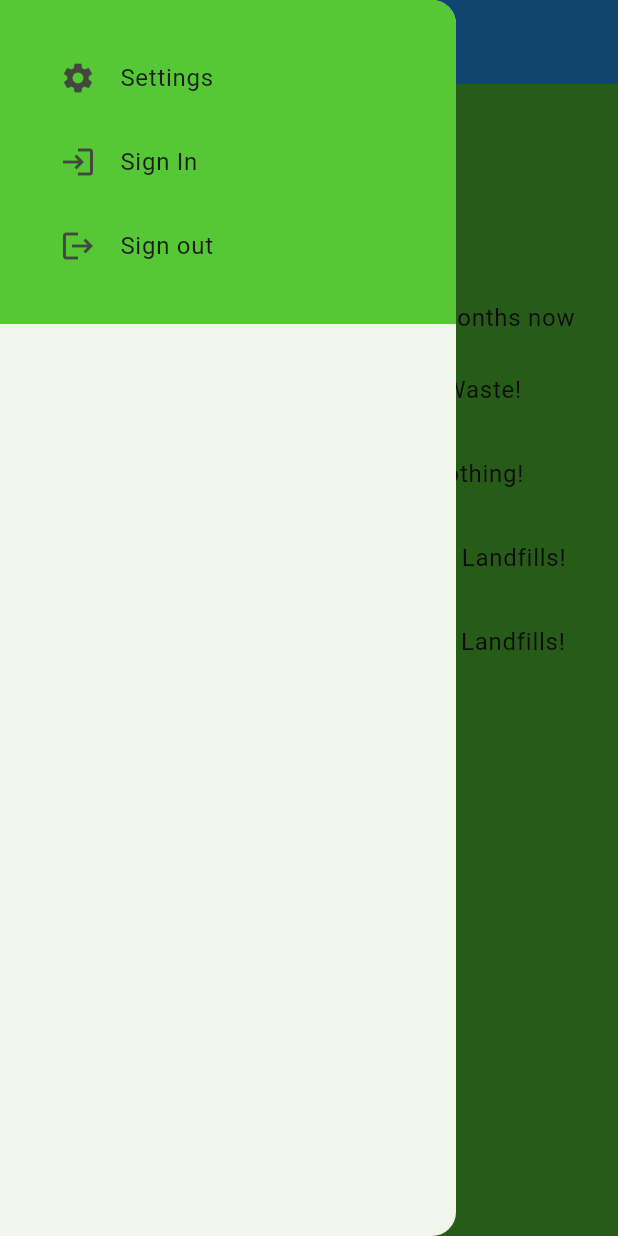
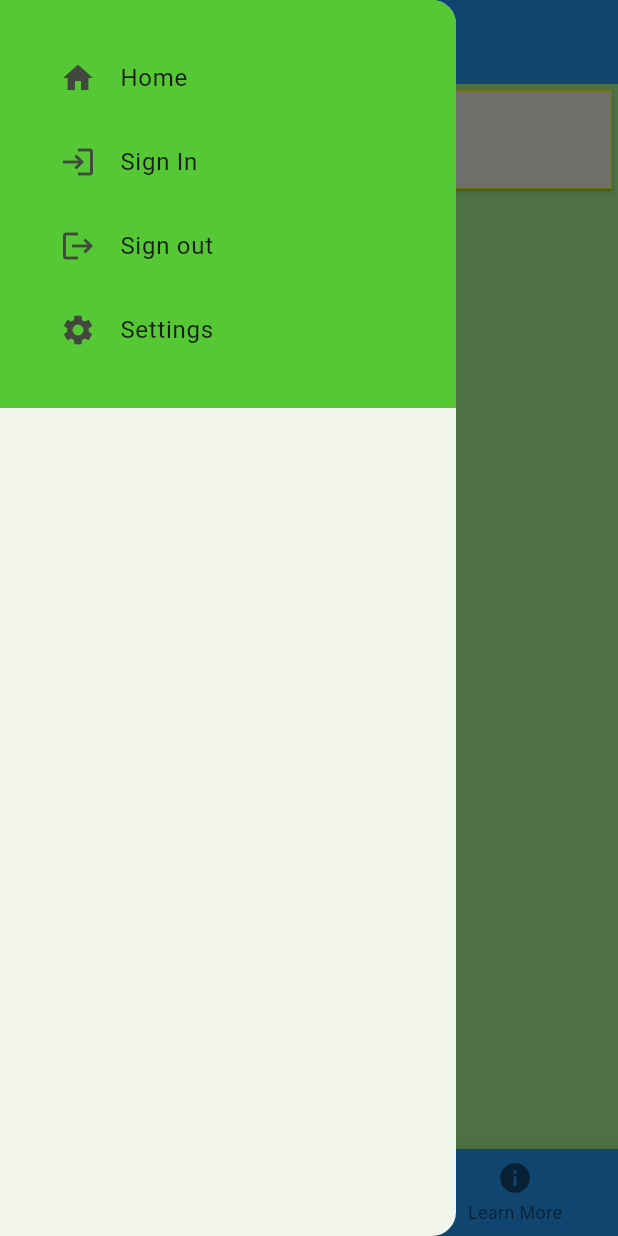
Before and after one commit to songblrd/Flutter-App, a Flutter app: the screen it shows after launch, with the side drawer open, on a phone screen of 412 x 824 dp. Run offline on Flutter 3.47's test engine with Material 3 defaults, Android fonts, the phone set to English and light mode, and no system bars.

Commit message:
Nav bar, text cards etc

```diff
--- a/lib/main.dart
+++ b/lib/main.dart
@@ -13,11 +13,11 @@ class MyApp extends StatelessWidget {
     return MaterialApp(
       title: 'MT Junk.S',
       theme: ThemeData(
-        scaffoldBackgroundColor: const Color.fromARGB(255, 86, 200, 53),
-        colorScheme: ColorScheme.fromSeed(seedColor: const Color.fromARGB(255, 86, 200, 53)),
+        scaffoldBackgroundColor: const Color.fromARGB(255, 168, 246, 147),
+        colorScheme: ColorScheme.fromSeed(seedColor: const Color.fromARGB(255, 168, 246, 147)),
         useMaterial3: true,
       ),
-      home: const MyHomePage()
+      home: const MyHomePage(),
     );
 
   }
@@ -36,31 +36,40 @@ class MyHomePage extends StatelessWidget {
           )
           ),
         drawer: const NavigationDrawer(),
-        body: const Wrap(
-            children: <Widget>[
-              ListTile(
-                title: Text('Account Name: Terri Smolders'),
+        bottomNavigationBar: BottomNavigationBar(
+          backgroundColor: Colors.blue,
+          items: const <BottomNavigationBarItem>[
+            BottomNavigationBarItem(
+              icon: Icon(Icons.map),
+              label: "Drop off Centres"
+            ),
+            BottomNavigationBarItem(
+              icon: Icon(Icons.car_rental_rounded),
+              label:"Pickups"
+            ),
+            BottomNavigationBarItem(
+              icon: Icon(Icons.info),
+              label: "Learn More"
+            )
+
+          ],
+        ),
+        body: SizedBox(
+          height: 74,
+          child: Container(
+            child: const Card(
+              shape: RoundedRectangleBorder(
+              side: BorderSide(color: Colors.yellowAccent)),
+              child: Column(
+                children: [
+                 ListTile(
+                 title: Text('Account Name: Terri Smolders\n''Address: 123 Tech Street'),
+                 ),
+                ]
               ),
-              ListTile(
-                title: Text('Address: 123 Tech Street '),
+              )
               ),
-              ListTile(
-                title: Text('Account Type: Free Member\n'"You've been using MT Junk.S for 16 months now"),
-              ),
-              ListTile(
-                title: Text("You have recycled \$52.61 worth of E-Waste!"),
-              ),
-              ListTile(
-                title: Text("You have recycled \$83.56 worth of Clothing!"),
-              ),
-              ListTile(
-                title: Text("You have kept 78lbs of E-Waste out of Landfills!"),
-              ),
-              ListTile(
-                title: Text("You have kept 34lbs of clothing out of Landfills!"),
-              ),
-            ],
-          ),
+        )
         );
   }
 
@@ -103,8 +112,8 @@ class NavigationDrawer extends StatelessWidget {
     child: Wrap(
      children: [
       ListTile(
-        leading: const Icon(Icons.settings),
-        title: const Text('Settings'),
+        leading: const Icon(Icons.home),
+        title: const Text('Home'),
         onTap: () {},
       ),
       ListTile(
@@ -117,6 +126,11 @@ class NavigationDrawer extends StatelessWidget {
         title: const Text('Sign out'),
         onTap: (){},
       ),
+      ListTile(
+        leading: const Icon(Icons.settings),
+        title: const Text("Settings"),
+        onTap: () {},
+      ),
     ],
   )
   );
```
